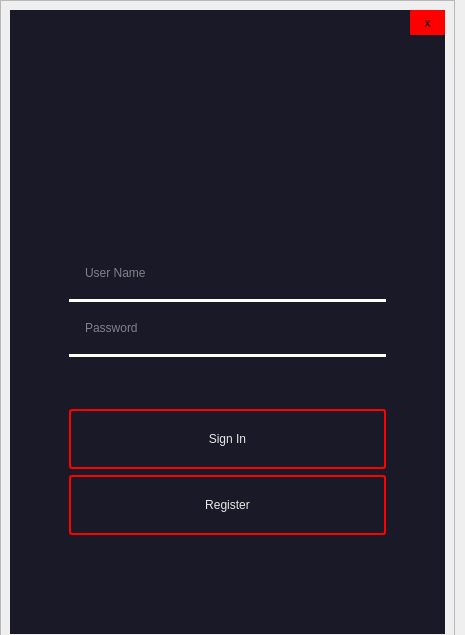
First picture: the form in login.ui, repository ghazy001/ambulance_agency, before the edit.
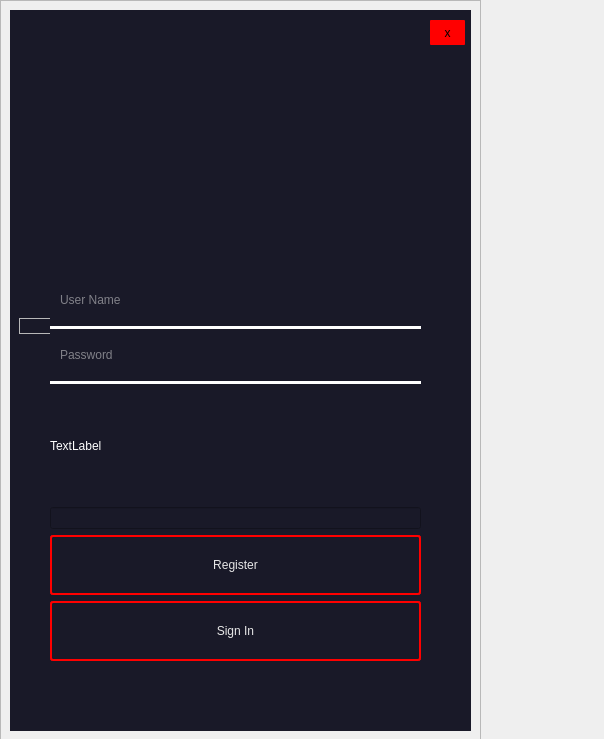
Second picture: the form after the edit. Icons and pictures are not drawn.

The edit to the form file:
```diff
--- a/login.ui
+++ b/login.ui
@@ -6,8 +6,8 @@
    <rect>
     <x>0</x>
     <y>0</y>
-    <width>465</width>
-    <height>635</height>
+    <width>604</width>
+    <height>739</height>
    </rect>
   </property>
   <property name="windowTitle">
@@ -18,8 +18,8 @@
     <rect>
      <x>0</x>
      <y>0</y>
-     <width>455</width>
-     <height>644</height>
+     <width>481</width>
+     <height>741</height>
     </rect>
    </property>
    <property name="frameShape">
@@ -30,11 +30,6 @@
    </property>
    <layout class="QVBoxLayout" name="verticalLayout">
     <item>
-     <layout class="QHBoxLayout" name="horizontalLayout_4" stretch="0">
-      <property name="spacing">
-       <number>0</number>
-      </property>
-      <item>
        <widget class="QWidget" name="widget_2" native="true">
         <property name="maximumSize">
          <size>
@@ -47,21 +42,15 @@
 
 </string>
         </property>
-        <layout class="QVBoxLayout" name="verticalLayout_4">
-         <property name="leftMargin">
-          <number>9</number>
-         </property>
-         <property name="topMargin">
-          <number>0</number>
-         </property>
-         <property name="rightMargin">
-          <number>0</number>
-         </property>
-         <property name="bottomMargin">
-          <number>0</number>
-         </property>
-         <item alignment="Qt::AlignRight">
           <widget class="QPushButton" name="closeButton">
+       <property name="geometry">
+        <rect>
+         <x>420</x>
+         <y>10</y>
+         <width>35</width>
+         <height>25</height>
+        </rect>
+       </property>
            <property name="minimumSize">
             <size>
              <width>35</width>
@@ -88,37 +77,15 @@
             <bool>true</bool>
            </property>
           </widget>
-         </item>
-         <item>
-          <layout class="QVBoxLayout" name="verticalLayout_5">
-           <property name="topMargin">
-            <number>15</number>
-           </property>
-           <item alignment="Qt::AlignHCenter">
-            <widget class="QLabel" name="logo">
-             <property name="minimumSize">
-              <size>
-               <width>150</width>
-               <height>150</height>
-              </size>
-             </property>
-             <property name="maximumSize">
-              <size>
-               <width>150</width>
-               <height>150</height>
-              </size>
-             </property>
-             <property name="styleSheet">
-              <string notr="true">border-image: url(:/new/prefix1/icons/logo.png);
-</string>
-             </property>
-             <property name="text">
-              <string/>
-             </property>
-            </widget>
-           </item>
-           <item>
             <widget class="QFrame" name="frame_2">
+       <property name="geometry">
+        <rect>
+         <x>9</x>
+         <y>308</y>
+         <width>251</width>
+         <height>16</height>
+        </rect>
+       </property>
              <property name="frameShape">
               <enum>QFrame::StyledPanel</enum>
              </property>
@@ -126,19 +93,48 @@
               <enum>QFrame::Raised</enum>
              </property>
             </widget>
-           </item>
+      <widget class="QLabel" name="userIcon_3">
+       <property name="geometry">
+        <rect>
+         <x>9</x>
+         <y>425</y>
+         <width>16</width>
+         <height>30</height>
+        </rect>
+       </property>
+       <property name="styleSheet">
+        <string notr="true">color: rgb(231, 231, 231);
+border-image: url(:/new/prefix1/icons/lock_32x32.png);
+font: 15pt &quot;Verdana&quot;;</string>
+       </property>
+       <property name="text">
+        <string/>
+       </property>
+      </widget>
+      <widget class="QWidget" name="widget" native="true">
+       <property name="geometry">
+        <rect>
+         <x>69</x>
+         <y>29</y>
+         <width>301</width>
+         <height>221</height>
+        </rect>
+       </property>
+       <property name="styleSheet">
+        <string notr="true">image: url(:/new/prefix1/logo.png);</string>
+       </property>
+      </widget>
+      <widget class="QWidget" name="">
+       <property name="geometry">
+        <rect>
+         <x>40</x>
+         <y>270</y>
+         <width>371</width>
+         <height>381</height>
+        </rect>
+       </property>
+       <layout class="QVBoxLayout" name="verticalLayout_2">
            <item>
-            <layout class="QFormLayout" name="formLayout_3">
-             <property name="leftMargin">
-              <number>50</number>
-             </property>
-             <property name="topMargin">
-              <number>35</number>
-             </property>
-             <property name="rightMargin">
-              <number>59</number>
-             </property>
-             <item row="0" column="1">
               <widget class="QLineEdit" name="userLineEdit">
                <property name="minimumSize">
                 <size>
@@ -163,17 +159,18 @@
                </property>
               </widget>
              </item>
-             <item row="1" column="0" colspan="2">
+        <item>
               <widget class="Line" name="horizentalLine">
                <property name="styleSheet">
-                <string notr="true">border: 2px solid white;</string>
+           <string notr="true">border: 2px solid white;
+height: 10px;</string>
                </property>
                <property name="orientation">
                 <enum>Qt::Horizontal</enum>
                </property>
               </widget>
              </item>
-             <item row="2" column="1">
+        <item>
               <widget class="QLineEdit" name="passwordlineEdit">
                <property name="minimumSize">
                 <size>
@@ -204,7 +201,7 @@
                </property>
               </widget>
              </item>
-             <item row="3" column="0" colspan="2">
+        <item>
               <widget class="Line" name="horizentalLine2">
                <property name="styleSheet">
                 <string notr="true">border: 2px solid white;</string>
@@ -214,20 +211,56 @@
                </property>
               </widget>
              </item>
-             <item row="4" column="0" colspan="2">
-              <spacer name="verticalSpacer_3">
-               <property name="orientation">
-                <enum>Qt::Vertical</enum>
-               </property>
-               <property name="sizeHint" stdset="0">
+        <item>
+         <widget class="QLabel" name="male">
+          <property name="styleSheet">
+           <string notr="true">font: 10pt &quot;Papyrus&quot;;
+color: rgb(255, 255, 255);</string>
+          </property>
+          <property name="text">
+           <string>TextLabel</string>
+          </property>
+         </widget>
+        </item>
+        <item>
+         <widget class="QLineEdit" name="stela">
+          <property name="styleSheet">
+           <string notr="true">background-color:rgb(25,25, 40); 
+color: rgb(255, 255, 255);</string>
+          </property>
+         </widget>
+        </item>
+        <item>
+         <layout class="QVBoxLayout" name="verticalLayout_4">
+          <item>
+           <widget class="QPushButton" name="registerButton">
+            <property name="minimumSize">
                 <size>
-                 <width>20</width>
-                 <height>40</height>
-                </size>
-               </property>
-              </spacer>
-             </item>
-             <item row="5" column="0" colspan="2">
+              <width>0</width>
+              <height>60</height>
+             </size>
+            </property>
+            <property name="styleSheet">
+             <string notr="true">color: rgb(231, 231, 231);
+font: 17pt &quot;Verdana&quot;;
+border: 2px solid red;
+padding: 5px;
+border-radius: 3px;
+opacity: 200;
+</string>
+            </property>
+            <property name="text">
+             <string>Register</string>
+            </property>
+            <property name="default">
+             <bool>false</bool>
+            </property>
+            <property name="flat">
+             <bool>false</bool>
+            </property>
+           </widget>
+          </item>
+          <item>
               <widget class="QPushButton" name="signInButton">
                <property name="sizePolicy">
                 <sizepolicy hsizetype="Minimum" vsizetype="Fixed">
@@ -267,55 +300,11 @@
                </property>
               </widget>
              </item>
-             <item row="6" column="0" colspan="2">
-              <widget class="QPushButton" name="registerButton">
-               <property name="minimumSize">
-                <size>
-                 <width>0</width>
-                 <height>60</height>
-                </size>
-               </property>
-               <property name="styleSheet">
-                <string notr="true">color: rgb(231, 231, 231);
-font: 17pt &quot;Verdana&quot;;
-border: 2px solid red;
-padding: 5px;
-border-radius: 3px;
-opacity: 200;
-</string>
-               </property>
-               <property name="text">
-                <string>Register</string>
-               </property>
-               <property name="default">
-                <bool>false</bool>
-               </property>
-               <property name="flat">
-                <bool>false</bool>
-               </property>
-              </widget>
-             </item>
-            </layout>
-           </item>
-           <item>
-            <spacer name="verticalSpacer_4">
-             <property name="orientation">
-              <enum>Qt::Vertical</enum>
-             </property>
-             <property name="sizeHint" stdset="0">
-              <size>
-               <width>20</width>
-               <height>40</height>
-              </size>
-             </property>
-            </spacer>
-           </item>
-          </layout>
-         </item>
-        </layout>
-       </widget>
-      </item>
-     </layout>
+         </layout>
+        </item>
+       </layout>
+      </widget>
+     </widget>
     </item>
    </layout>
   </widget>
@@ -337,25 +326,9 @@
     <string/>
    </property>
   </widget>
-  <widget class="QLabel" name="userIcon_3">
-   <property name="geometry">
-    <rect>
-     <x>40</x>
-     <y>320</y>
-     <width>31</width>
-     <height>31</height>
-    </rect>
-   </property>
-   <property name="styleSheet">
-    <string notr="true">color: rgb(231, 231, 231);
-border-image: url(:/new/prefix1/icons/lock_32x32.png);
-font: 15pt &quot;Verdana&quot;;</string>
-   </property>
-   <property name="text">
-    <string/>
-   </property>
-  </widget>
- </widget>
- <resources/>
+ </widget>
+ <resources>
+  <include location="logo.qrc"/>
+ </resources>
  <connections/>
 </ui>
```
Left out of the diff: 6 changed lines with no effect on the pictures. Lines whose indentation alone changed are shown as unchanged.
